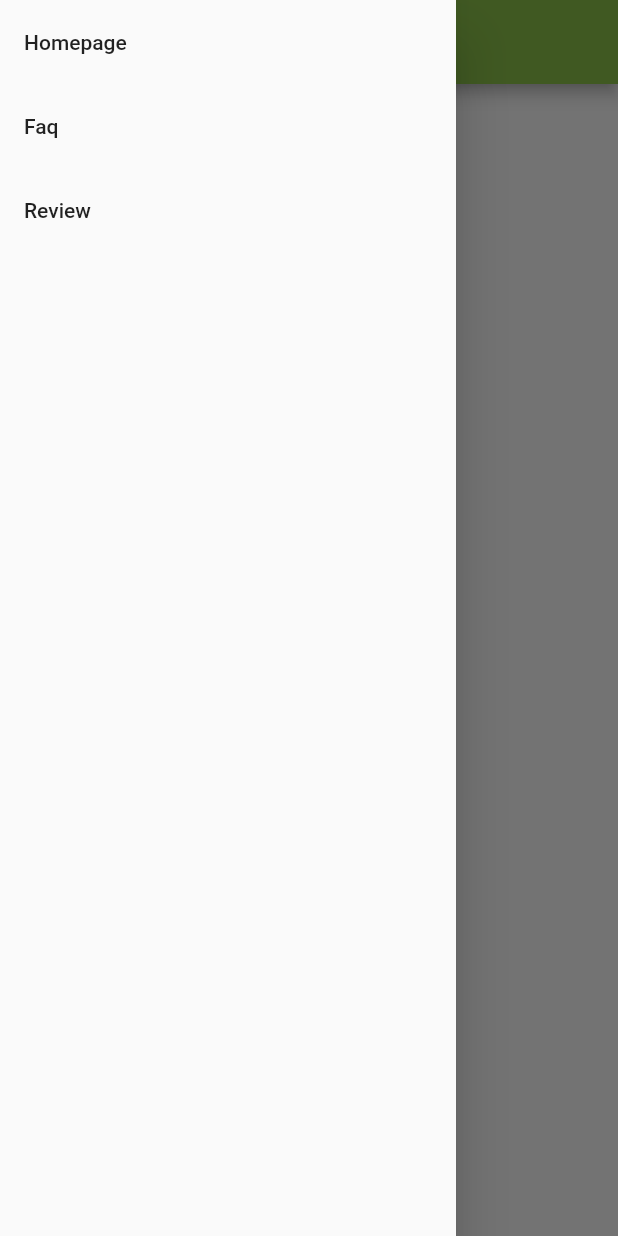
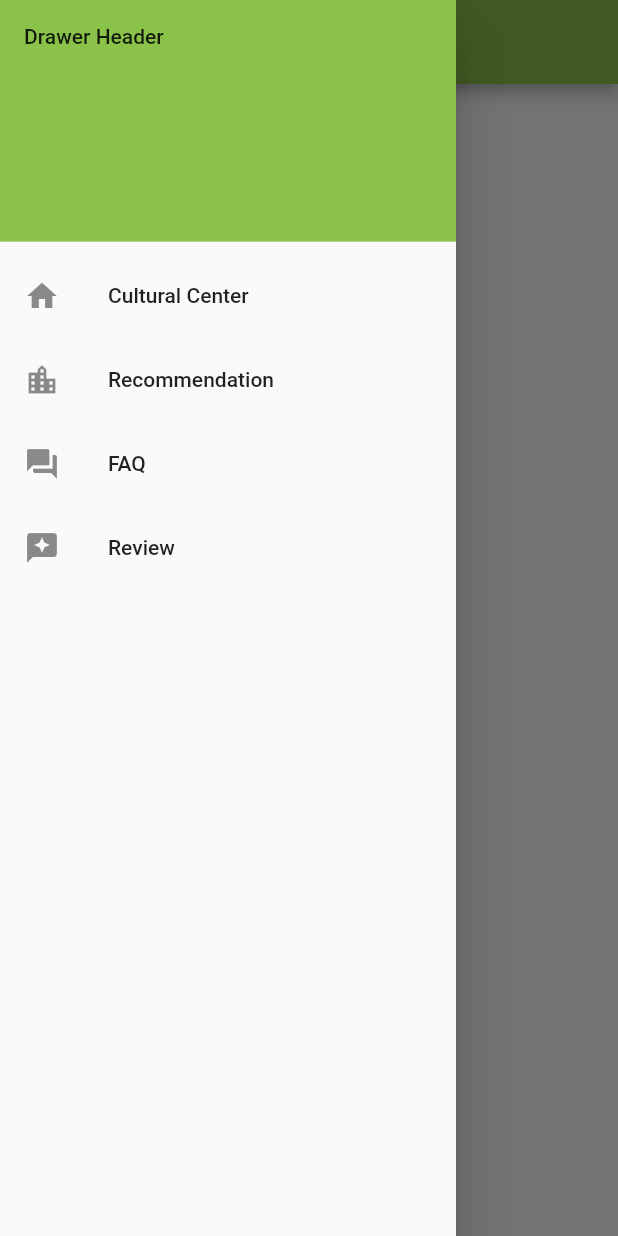
Before and after one commit to PBP-B08/final-project, a Flutter app: the screen it shows after launch, with the side drawer open, on a phone screen of 412 x 824 dp. Run offline on Flutter 3.47's test engine with Material 2 defaults, Android fonts, the phone set to English and light mode, and no system bars; missing offline and left inert: pbp_django_auth.

Commit message:
update drawer

```diff
--- a/lib/widgets/drawer.dart
+++ b/lib/widgets/drawer.dart
@@ -1,49 +1,123 @@
-import 'package:cultural_center/main.dart';
 import 'package:cultural_center/modules/faq_review/page/faq.dart';
 import 'package:cultural_center/modules/faq_review/page/review.dart';
+import 'package:cultural_center/modules/recommendation/recommendation.dart';
 import 'package:flutter/material.dart';
+import 'package:cultural_center/main.dart';
 
-class MyDrawer extends StatelessWidget{
+class MyDrawer extends StatelessWidget {
   const MyDrawer({super.key});
 
   @override
   Widget build(BuildContext context) {
     return Drawer(
-      child: Column(
-        children: [
-          // Menambahkan clickable menu
+      child: ListView(
+        padding: EdgeInsets.zero,
+        children: <Widget>[
+          const DrawerHeader(
+            decoration: BoxDecoration(
+              color: Colors.lightGreen,
+            ),
+            child: Text('Drawer Header'),
+          ),
           ListTile(
-            title: const Text('Homepage'),
+            title: const Text('Cultural Center'),
+            leading: const Icon(Icons.home),
             onTap: () {
-              // Route menu ke halaman utama
-              Navigator.pushReplacement(
-                context,
-                MaterialPageRoute(builder: (context) => const MyHomePage(title: 'Cultural Center')),
+              // Route to the home page
+              Navigator.of(context).pushReplacement(MaterialPageRoute(
+                  builder: (context) => const MyHomePage(
+                        title: 'Cultural Center',
+                      )));
+            },
+          ),
+          ListTile(
+            title: const Text('Recommendation'),
+            leading: const Icon(Icons.location_city),
+            onTap: () {
+              // Update the state of the app.
+              // close navigation drawer before
+              Navigator.pop(context);
+              Navigator.of(context).push(
+                MaterialPageRoute(builder: (context) => const RecommendationPage()),
               );
             },
           ),
           ListTile(
-            title: const Text('Faq'),
+            title: const Text('FAQ'),
+            leading: const Icon(Icons.question_answer),
             onTap: () {
-              // Route menu ke halaman form
-              Navigator.pushReplacement(
-                context,
+              // Update the state of the app.
+              Navigator.pop(context);
+              // Route menu ke halaman data
+              Navigator.of(context).push(
                 MaterialPageRoute(builder: (context) => const MyFaqPage()),
               );
             },
           ),
           ListTile(
-            title: const Text('Review'),
+            title: const Text("Review"),
+            leading: const Icon(Icons.reviews),
             onTap: () {
-              // Route menu ke halaman form
-              Navigator.pushReplacement(
-                context,
+              // Update the state of the app.
+              Navigator.pop(context);
+              // Route menu ke halaman data
+              Navigator.of(context).push(
                 MaterialPageRoute(builder: (context) => const MyReviewPage()),
               );
             },
-          ),
+          )
         ],
       ),
     );
   }
 }
+
+// import 'package:cultural_center/main.dart';
+// import 'package:cultural_center/modules/faq_review/page/faq.dart';
+// import 'package:cultural_center/modules/faq_review/page/review.dart';
+// import 'package:flutter/material.dart';
+
+// class MyDrawer extends StatelessWidget{
+//   const MyDrawer({super.key});
+
+//   @override
+//   Widget build(BuildContext context) {
+//     return Drawer(
+//       child: Column(
+//         children: [
+//           // Menambahkan clickable menu
+//           ListTile(
+//             title: const Text('Homepage'),
+//             onTap: () {
+//               // Route menu ke halaman utama
+//               Navigator.pushReplacement(
+//                 context,
+//                 MaterialPageRoute(builder: (context) => const MyHomePage(title: 'Cultural Center')),
+//               );
+//             },
+//           ),
+//           ListTile(
+//             title: const Text('Faq'),
+//             onTap: () {
+//               // Route menu ke halaman form
+//               Navigator.pushReplacement(
+//                 context,
+//                 MaterialPageRoute(builder: (context) => const MyFaqPage()),
+//               );
+//             },
+//           ),
+//           ListTile(
+//             title: const Text('Review'),
+//             onTap: () {
+//               // Route menu ke halaman form
+//               Navigator.pushReplacement(
+//                 context,
+//                 MaterialPageRoute(builder: (context) => const MyReviewPage()),
+//               );
+//             },
+//           ),
+//         ],
+//       ),
+//     );
+//   }
+// }
```
